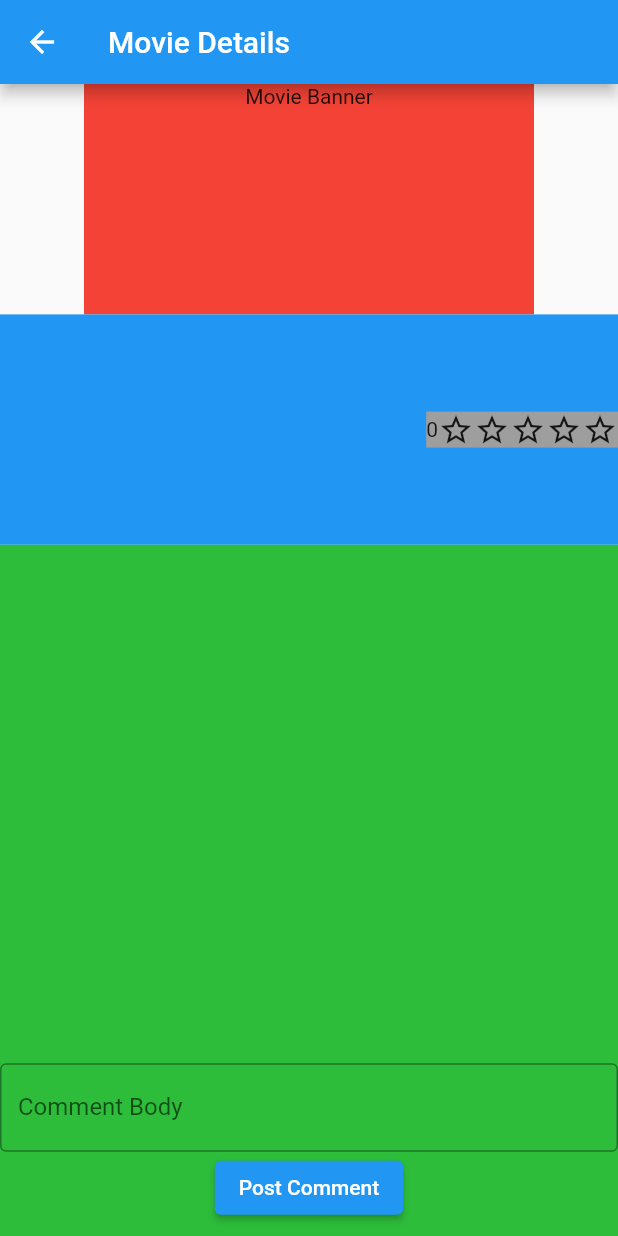
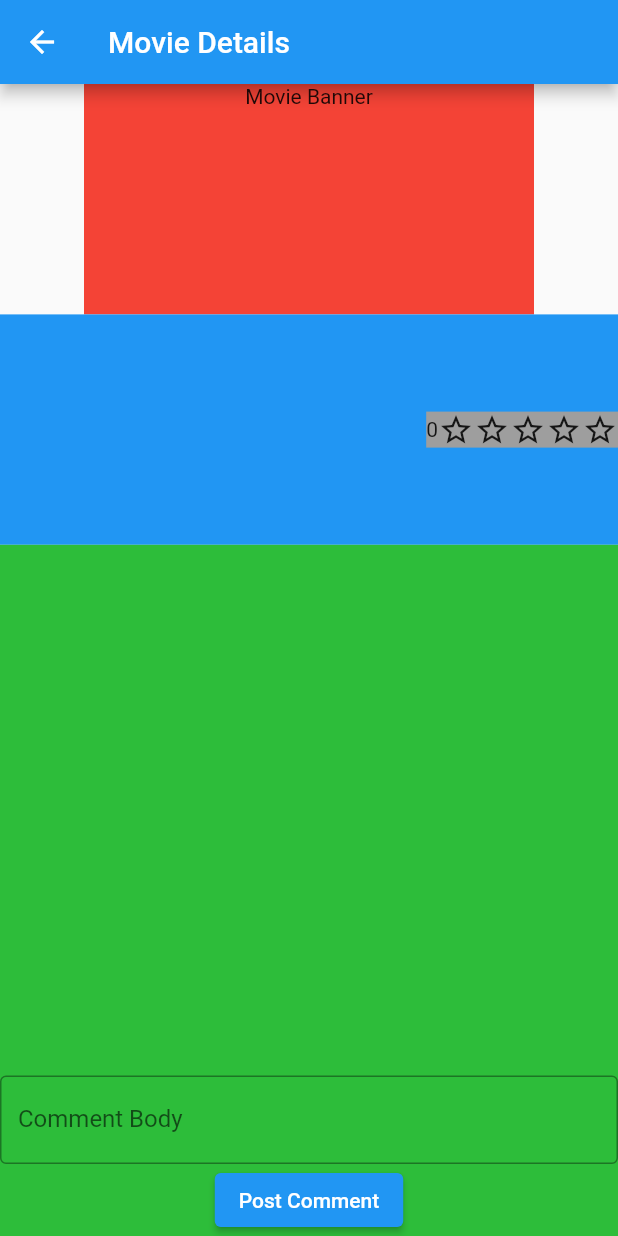
Before and after one commit to Kaory-lang/imdf, a Flutter app: the MovieScreen screen opened directly with empty values, on a phone screen of 412 x 824 dp. Run offline on Flutter 3.47's test engine with Material 2 defaults, Android fonts, the phone set to English and light mode, and no system bars; our stand-ins replace firebase_auth, firebase_core; accounts and stored records are empty; network calls fail.

Commit message:
Fix: CmtSection Space distribution in the extremes

```diff
--- a/flutter-project/imdf/lib/widgets/CommentsSection.dart
+++ b/flutter-project/imdf/lib/widgets/CommentsSection.dart
@@ -67,15 +67,11 @@ class _CommentsSectionState extends State<CommentsSection> {
         mainAxisAlignment: MainAxisAlignment.spaceBetween,
         children: <Widget>[
           new Expanded(
-            flex: 3,
             child: new ListView(
               children: <Widget>[...this.comments],
             )
           ),
-          new Expanded(
-            flex: 1,
-            child: new WritableCommentBox(data: this.data, uid: this.uid)
-          ),
+          new WritableCommentBox(data: this.data, uid: this.uid)
         ],
       ),
     );
```
